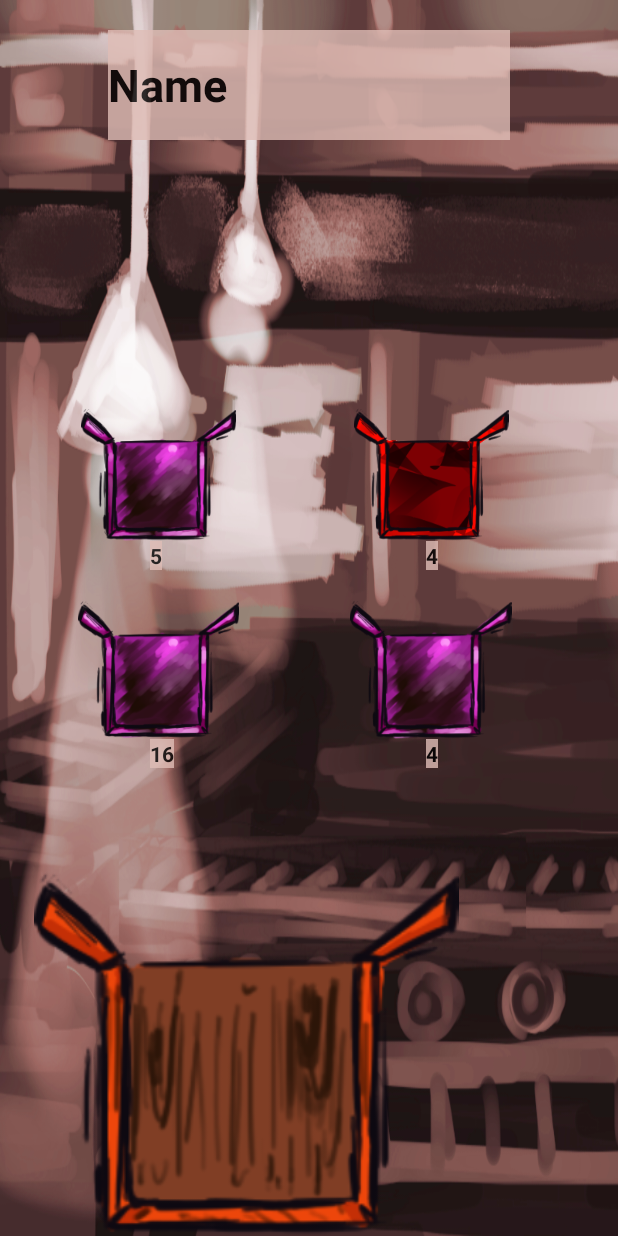
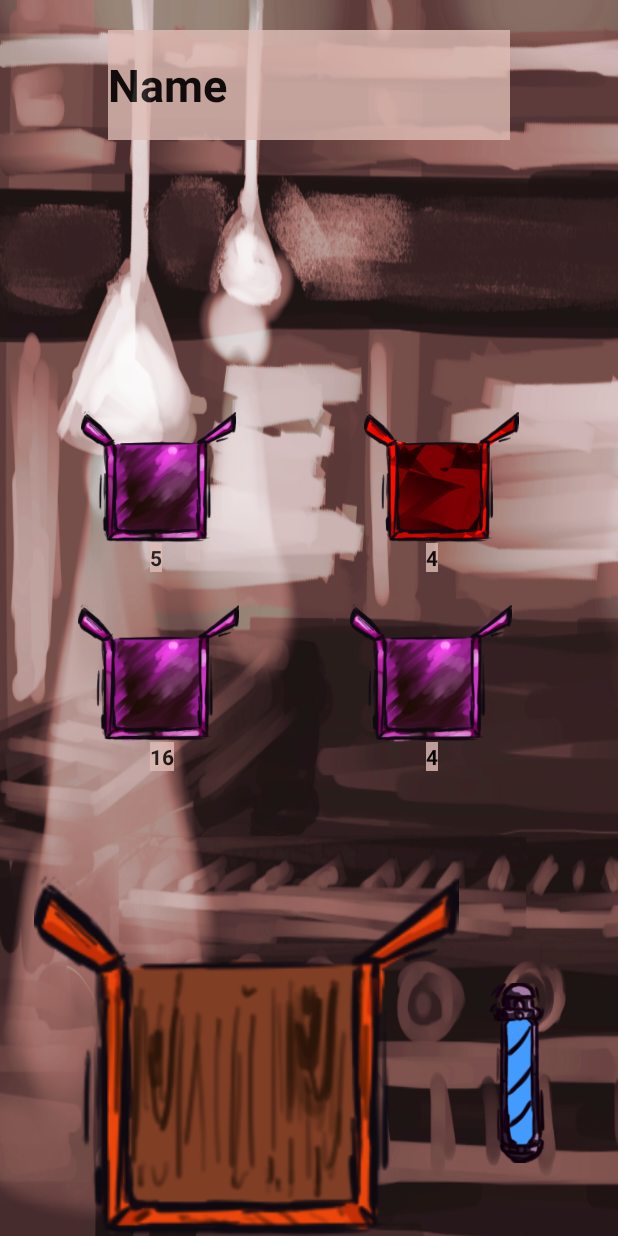
Before and after one commit to Pack-Frenzy/Pack-Frenzy, an Android app: the TurnActivity screen opened directly, with no data from a screen before it, on a phone screen of 412 x 824 dp. Run offline under Robolectric (Android 15) with nearby library versions, the phone set to English and light mode, and no system bars; 1 statement that could not run was skipped.

Commit message:
changed ui details

```diff
--- a/app/src/main/res/layout/activity_turn.xml
+++ b/app/src/main/res/layout/activity_turn.xml
@@ -51,9 +51,11 @@
         android:layout_width="107dp"
         android:layout_height="108dp"
         android:layout_marginStart="52dp"
+        android:layout_marginTop="5dp"
         android:layout_marginBottom="48dp"
         app:layout_constraintBottom_toTopOf="@+id/boxImage"
         app:layout_constraintStart_toStartOf="parent"
+        app:layout_constraintTop_toBottomOf="@+id/w3"
         app:srcCompat="@drawable/ic_launcher_foreground" />
 
     <ImageView
@@ -61,29 +63,37 @@
         android:layout_width="107dp"
         android:layout_height="103dp"
         android:layout_marginStart="52dp"
+        android:layout_marginTop="165dp"
         android:layout_marginBottom="24dp"
         app:layout_constraintBottom_toTopOf="@+id/imageView"
         app:layout_constraintStart_toStartOf="parent"
+        app:layout_constraintTop_toBottomOf="@+id/Player_Name"
         app:srcCompat="@drawable/ic_launcher_foreground" />
 
     <ImageView
         android:id="@+id/imageView4"
         android:layout_width="113dp"
         android:layout_height="103dp"
+        android:layout_marginStart="84dp"
+        android:layout_marginTop="165dp"
         android:layout_marginEnd="68dp"
         android:layout_marginBottom="24dp"
         app:layout_constraintBottom_toTopOf="@+id/imageView2"
         app:layout_constraintEnd_toEndOf="parent"
+        app:layout_constraintStart_toEndOf="@+id/imageView3"
+        app:layout_constraintTop_toBottomOf="@+id/Player_Name"
         app:srcCompat="@drawable/ic_launcher_foreground" />
 
     <ImageView
         android:id="@+id/imageView2"
         android:layout_width="114dp"
         android:layout_height="108dp"
+        android:layout_marginTop="5dp"
         android:layout_marginEnd="68dp"
         android:layout_marginBottom="48dp"
         app:layout_constraintBottom_toTopOf="@+id/boxImage"
         app:layout_constraintEnd_toEndOf="parent"
+        app:layout_constraintTop_toBottomOf="@+id/w4"
         app:srcCompat="@drawable/ic_launcher_foreground" />
 
     <EditText
@@ -110,8 +120,10 @@
         android:id="@+id/boxImage"
         android:layout_width="328dp"
         android:layout_height="283dp"
+        android:layout_marginTop="29dp"
         app:layout_constraintBottom_toBottomOf="parent"
         app:layout_constraintStart_toStartOf="parent"
+        app:layout_constraintTop_toBottomOf="@+id/w1"
         app:srcCompat="@drawable/boxbrown" />
 
     <ImageView
```
